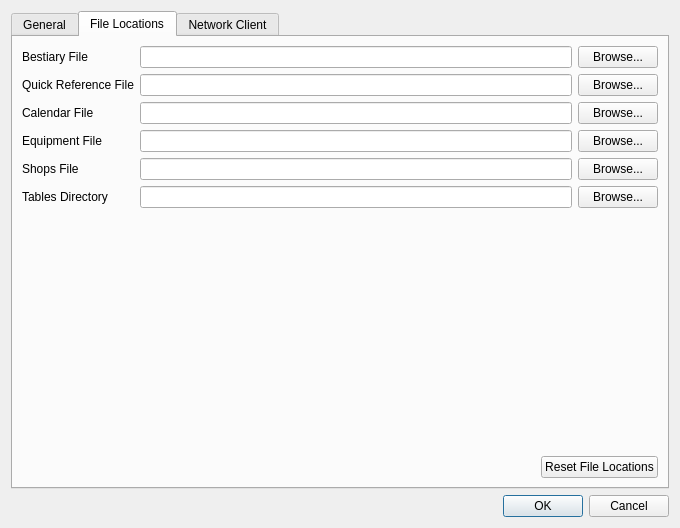
Qt form DMHelper/src/optionsdialog.ui (MMetze/DMHelper) before a commit.
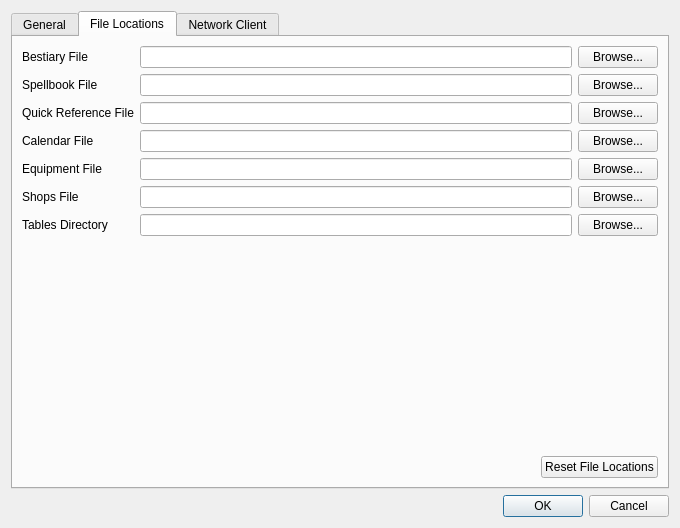
The same form after that commit. The open tabs and pages were chosen to show the change. Icons and pictures are not drawn.

Patch:
```diff
--- a/DMHelper/src/optionsdialog.ui
+++ b/DMHelper/src/optionsdialog.ui
@@ -357,103 +357,120 @@
       <layout class="QVBoxLayout" name="verticalLayout_5">
        <item>
         <layout class="QGridLayout" name="gridLayout">
-         <item row="0" column="0">
-          <widget class="QLabel" name="lblBestiary">
-           <property name="text">
-            <string>Bestiary File</string>
-           </property>
-          </widget>
-         </item>
-         <item row="2" column="0">
+         <item row="3" column="0">
           <widget class="QLabel" name="lblCalendar">
            <property name="text">
             <string>Calendar File</string>
            </property>
           </widget>
          </item>
-         <item row="0" column="1">
-          <widget class="QLineEdit" name="edtBestiary"/>
-         </item>
-         <item row="0" column="2">
-          <widget class="QPushButton" name="btnBestiary">
-           <property name="text">
-            <string>Browse...</string>
-           </property>
-          </widget>
-         </item>
-         <item row="2" column="1">
-          <widget class="QLineEdit" name="edtCalendar"/>
-         </item>
-         <item row="3" column="0">
-          <widget class="QLabel" name="lblEquipment">
-           <property name="text">
-            <string>Equipment File</string>
-           </property>
-          </widget>
-         </item>
-         <item row="4" column="0">
+         <item row="5" column="0">
           <widget class="QLabel" name="lblShops">
            <property name="text">
             <string>Shops File</string>
            </property>
           </widget>
          </item>
-         <item row="5" column="0">
-          <widget class="QLabel" name="lblTables">
+         <item row="4" column="0">
+          <widget class="QLabel" name="lblEquipment">
            <property name="text">
-            <string>Tables Directory</string>
+            <string>Equipment File</string>
            </property>
           </widget>
          </item>
-         <item row="1" column="0">
-          <widget class="QLabel" name="lblQuickReference">
+         <item row="0" column="0">
+          <widget class="QLabel" name="lblBestiary">
            <property name="text">
-            <string>Quick Reference File</string>
+            <string>Bestiary File</string>
            </property>
           </widget>
          </item>
-         <item row="1" column="1">
-          <widget class="QLineEdit" name="edtQuickReference"/>
+         <item row="0" column="3">
+          <widget class="QPushButton" name="btnBestiary">
+           <property name="text">
+            <string>Browse...</string>
+           </property>
+          </widget>
          </item>
-         <item row="3" column="1">
+         <item row="4" column="2">
           <widget class="QLineEdit" name="edtEquipment"/>
          </item>
-         <item row="4" column="1">
-          <widget class="QLineEdit" name="edtShops"/>
-         </item>
-         <item row="5" column="1">
+         <item row="6" column="2">
           <widget class="QLineEdit" name="edtTables"/>
          </item>
-         <item row="5" column="2">
+         <item row="6" column="3">
           <widget class="QPushButton" name="btnTables">
            <property name="text">
             <string>Browse...</string>
            </property>
           </widget>
          </item>
-         <item row="4" column="2">
-          <widget class="QPushButton" name="btnShops">
-           <property name="text">
-            <string>Browse...</string>
-           </property>
-          </widget>
+         <item row="5" column="2">
+          <widget class="QLineEdit" name="edtShops"/>
          </item>
          <item row="3" column="2">
-          <widget class="QPushButton" name="btnEquipment">
+          <widget class="QLineEdit" name="edtCalendar"/>
+         </item>
+         <item row="2" column="3">
+          <widget class="QPushButton" name="btnQuickReference">
            <property name="text">
             <string>Browse...</string>
            </property>
           </widget>
          </item>
          <item row="2" column="2">
+          <widget class="QLineEdit" name="edtQuickReference"/>
+         </item>
+         <item row="4" column="3">
+          <widget class="QPushButton" name="btnEquipment">
+           <property name="text">
+            <string>Browse...</string>
+           </property>
+          </widget>
+         </item>
+         <item row="0" column="2">
+          <widget class="QLineEdit" name="edtBestiary"/>
+         </item>
+         <item row="2" column="0">
+          <widget class="QLabel" name="lblQuickReference">
+           <property name="text">
+            <string>Quick Reference File</string>
+           </property>
+          </widget>
+         </item>
+         <item row="3" column="3">
           <widget class="QPushButton" name="btnCalendar">
            <property name="text">
             <string>Browse...</string>
            </property>
           </widget>
          </item>
+         <item row="5" column="3">
+          <widget class="QPushButton" name="btnShops">
+           <property name="text">
+            <string>Browse...</string>
+           </property>
+          </widget>
+         </item>
+         <item row="1" column="0">
+          <widget class="QLabel" name="lblSpellbook">
+           <property name="text">
+            <string>Spellbook File</string>
+           </property>
+          </widget>
+         </item>
+         <item row="6" column="0">
+          <widget class="QLabel" name="lblTables">
+           <property name="text">
+            <string>Tables Directory</string>
+           </property>
+          </widget>
+         </item>
          <item row="1" column="2">
-          <widget class="QPushButton" name="btnQuickReference">
+          <widget class="QLineEdit" name="edtSpellbook"/>
+         </item>
+         <item row="1" column="3">
+          <widget class="QPushButton" name="btnSpellbook">
            <property name="text">
             <string>Browse...</string>
            </property>
```
Left out of the diff: 2 changed lines with no effect on the pictures.
